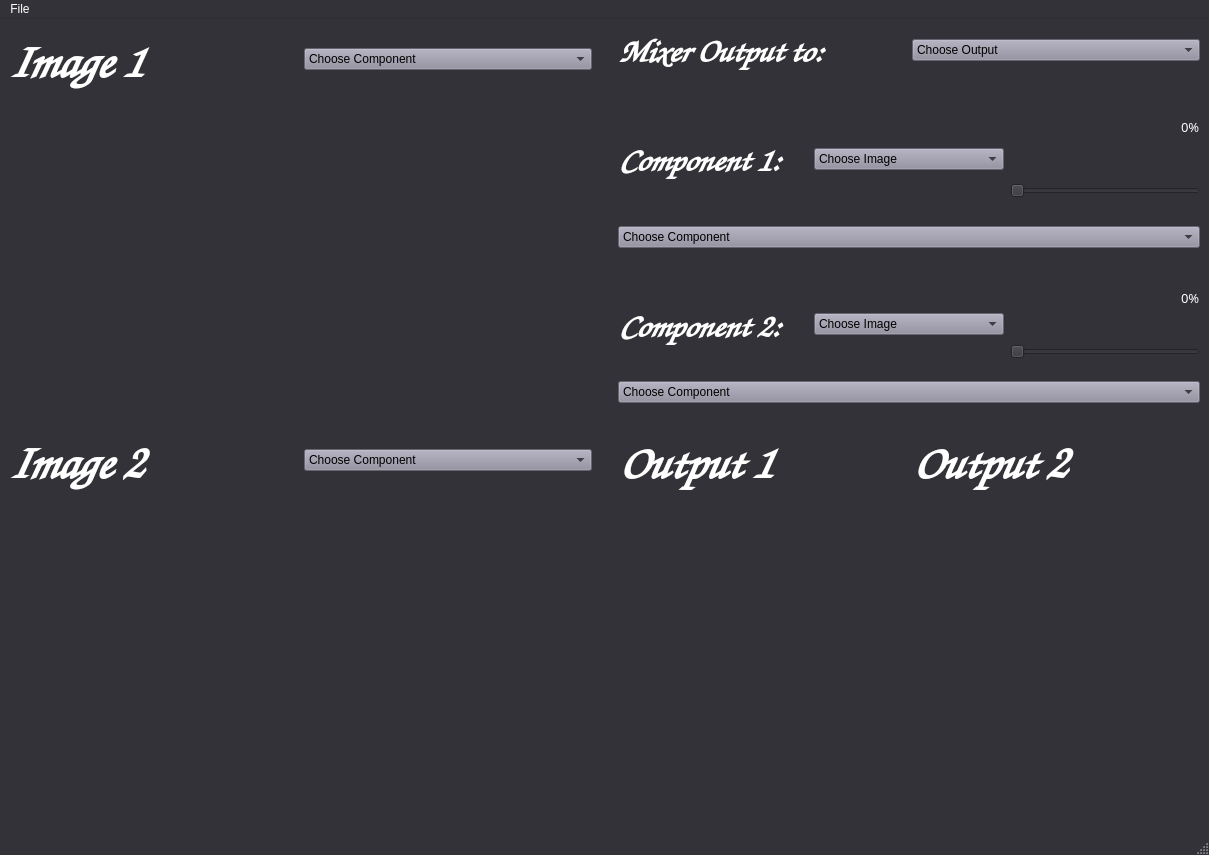
The window that mainwindow.ui (alaagamal98/FT-magnitude-phase-2d-signal) describes before a commit, drawn with Qt 5.
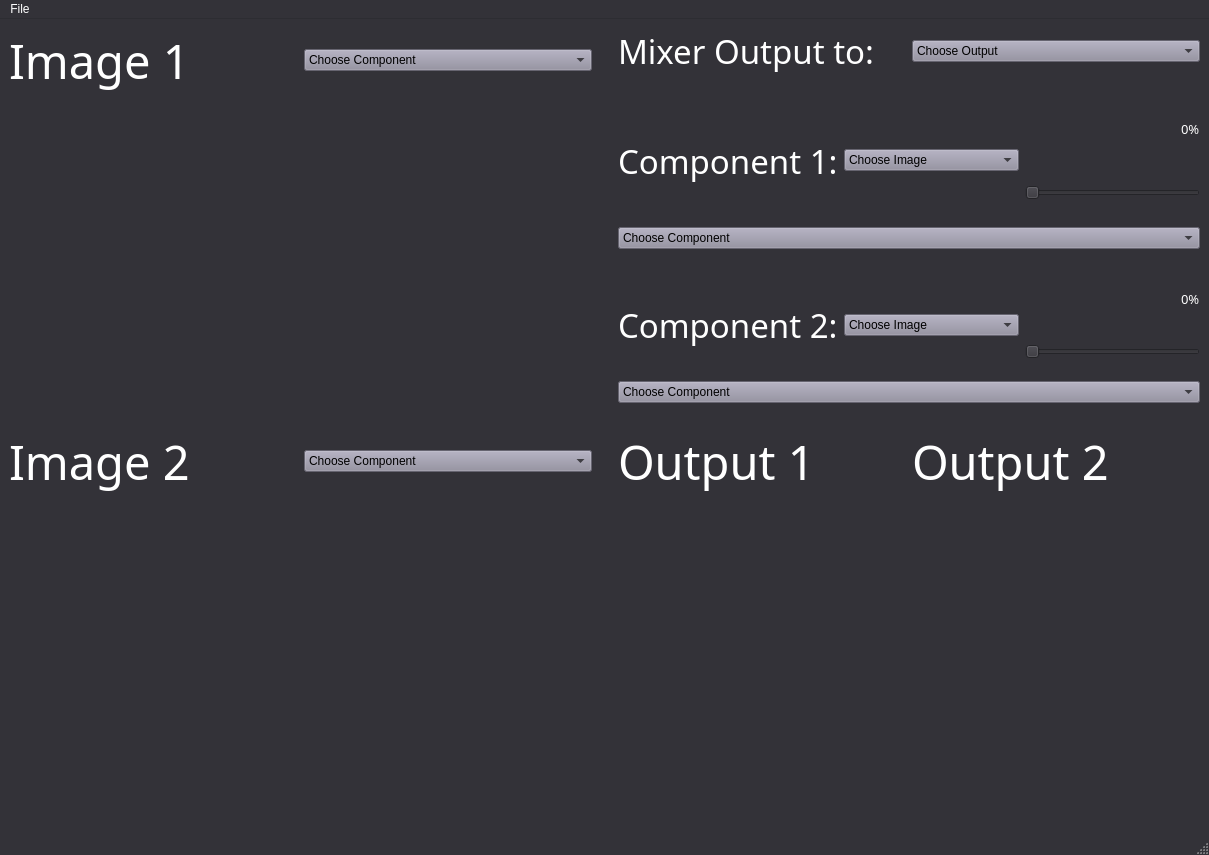
The same window after the commit.

```diff
--- a/mainwindow.ui
+++ b/mainwindow.ui
@@ -449,11 +449,11 @@
             </property>
             <property name="font">
              <font>
-              <family>TeX Gyre Chorus</family>
+              <family>Forte</family>
               <pointsize>35</pointsize>
-              <weight>75</weight>
-              <italic>true</italic>
-              <bold>true</bold>
+              <weight>50</weight>
+              <italic>false</italic>
+              <bold>false</bold>
              </font>
             </property>
             <property name="text">
@@ -959,11 +959,11 @@
             </property>
             <property name="font">
              <font>
-              <family>TeX Gyre Chorus</family>
+              <family>Forte</family>
               <pointsize>35</pointsize>
-              <weight>75</weight>
-              <italic>true</italic>
-              <bold>true</bold>
+              <weight>50</weight>
+              <italic>false</italic>
+              <bold>false</bold>
              </font>
             </property>
             <property name="text">
@@ -1469,11 +1469,11 @@
             </property>
             <property name="font">
              <font>
-              <family>TeX Gyre Chorus</family>
+              <family>Forte</family>
               <pointsize>35</pointsize>
-              <weight>75</weight>
-              <italic>true</italic>
-              <bold>true</bold>
+              <weight>50</weight>
+              <italic>false</italic>
+              <bold>false</bold>
              </font>
             </property>
             <property name="layoutDirection">
@@ -1494,11 +1494,11 @@
             </property>
             <property name="font">
              <font>
-              <family>TeX Gyre Chorus</family>
+              <family>Forte</family>
               <pointsize>35</pointsize>
-              <weight>75</weight>
-              <italic>true</italic>
-              <bold>true</bold>
+              <weight>50</weight>
+              <italic>false</italic>
+              <bold>false</bold>
              </font>
             </property>
             <property name="text">
@@ -1548,11 +1548,11 @@
            <widget class="QLabel" name="label_2">
             <property name="font">
              <font>
-              <family>TeX Gyre Chorus</family>
+              <family>Forte</family>
               <pointsize>25</pointsize>
-              <weight>75</weight>
-              <italic>true</italic>
-              <bold>true</bold>
+              <weight>50</weight>
+              <italic>false</italic>
+              <bold>false</bold>
              </font>
             </property>
             <property name="text">
@@ -2017,11 +2017,11 @@
              <widget class="QLabel" name="label_4">
               <property name="font">
                <font>
-                <family>TeX Gyre Chorus</family>
+                <family>Forte</family>
                 <pointsize>25</pointsize>
-                <weight>75</weight>
-                <italic>true</italic>
-                <bold>true</bold>
+                <weight>50</weight>
+                <italic>false</italic>
+                <bold>false</bold>
                </font>
               </property>
               <property name="text">
@@ -2975,11 +2975,11 @@
              <widget class="QLabel" name="label_5">
               <property name="font">
                <font>
-                <family>TeX Gyre Chorus</family>
+                <family>Forte</family>
                 <pointsize>25</pointsize>
-                <weight>75</weight>
-                <italic>true</italic>
-                <bold>true</bold>
+                <weight>50</weight>
+                <italic>false</italic>
+                <bold>false</bold>
                </font>
               </property>
               <property name="text">
```
Left out of the diff: 4 changed lines with no effect on the pictures.
